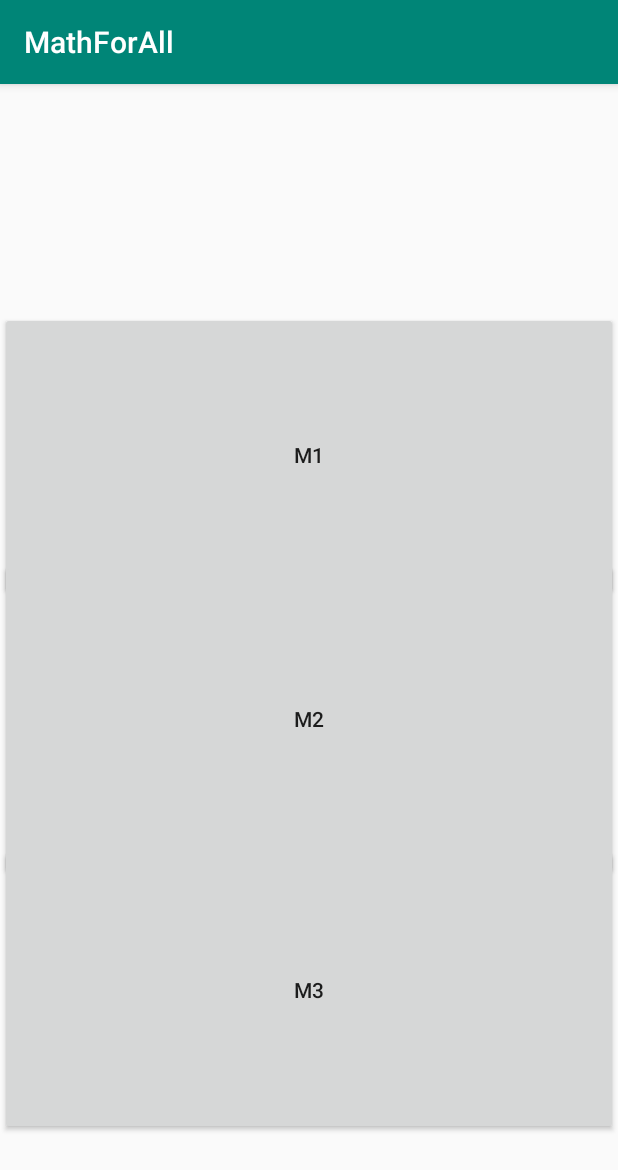
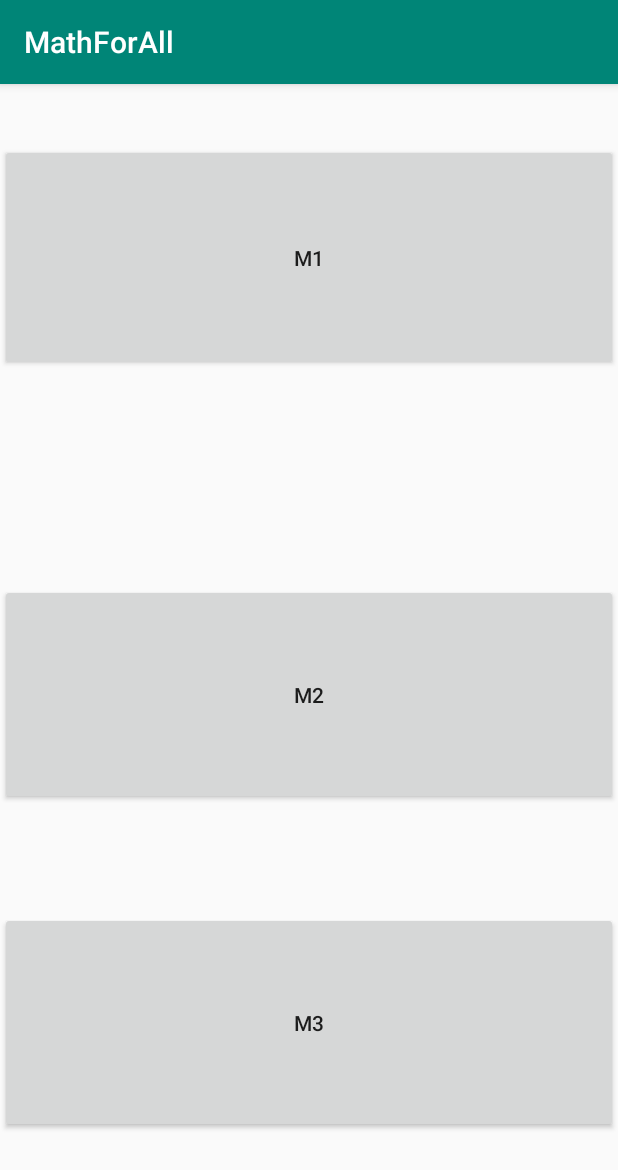
Before and after one commit to EduardAgapia/Math4All, an Android app: the screen it shows after launch (MainActivity), on a phone screen of 412 x 824 dp. Shown: the top 1170 px of the screen. Run offline under Robolectric (Android 15) with nearby library versions, the phone set to English and light mode, and no system bars.

Commit message:
Change the layouts from relative to constrtaint

```diff
--- a/app/src/main/res/layout/activity_main.xml
+++ b/app/src/main/res/layout/activity_main.xml
@@ -1,7 +1,8 @@
 <?xml version="1.0" encoding="utf-8"?>
-<RelativeLayout xmlns:android="http://schemas.android.com/apk/res/android"
+<androidx.constraintlayout.widget.ConstraintLayout xmlns:android="http://schemas.android.com/apk/res/android"
     xmlns:app="http://schemas.android.com/apk/res-auto"
     xmlns:tools="http://schemas.android.com/tools"
+    android:id="@+id/relativeLayout"
     android:layout_width="match_parent"
     android:layout_height="match_parent"
     tools:context=".MainActivity">
@@ -23,12 +24,10 @@
 
     <Button
         android:id="@+id/M1"
-        android:layout_width="413dp"
-        android:layout_height="167dp"
-        android:layout_alignParentTop="true"
-        android:layout_alignParentBottom="true"
-        android:layout_marginTop="152dp"
-        android:layout_marginBottom="425dp"
+        android:layout_width="match_parent"
+        android:layout_height="151dp"
+        android:layout_marginTop="40dp"
+        android:layout_marginBottom="335dp"
         android:text="M1"
         app:layout_constraintBottom_toBottomOf="parent"
         app:layout_constraintEnd_toEndOf="parent"
@@ -38,12 +37,10 @@
 
     <Button
         android:id="@+id/M2"
-        android:layout_width="421dp"
-        android:layout_height="176dp"
-        android:layout_alignParentTop="true"
-        android:layout_alignParentBottom="true"
-        android:layout_marginTop="317dp"
-        android:layout_marginBottom="239dp"
+        android:layout_width="match_parent"
+        android:layout_height="147dp"
+        android:layout_marginTop="198dp"
+        android:layout_marginBottom="181dp"
         android:text="M2"
         app:layout_constraintBottom_toBottomOf="parent"
         app:layout_constraintEnd_toEndOf="parent"
@@ -54,12 +51,10 @@
 
     <Button
         android:id="@+id/M3"
-        android:layout_width="416dp"
-        android:layout_height="157dp"
-        android:layout_alignParentTop="true"
-        android:layout_alignParentBottom="true"
-        android:layout_marginTop="507dp"
-        android:layout_marginBottom="67dp"
+        android:layout_width="match_parent"
+        android:layout_height="147dp"
+        android:layout_marginTop="350dp"
+        android:layout_marginBottom="29dp"
         android:text="M3"
         app:layout_constraintBottom_toBottomOf="parent"
         app:layout_constraintEnd_toEndOf="parent"
@@ -67,4 +62,4 @@
         app:layout_constraintStart_toStartOf="parent"
         app:layout_constraintTop_toTopOf="parent"
         app:layout_constraintVertical_bias="0.837" />
-</RelativeLayout>
+</androidx.constraintlayout.widget.ConstraintLayout>
```
Also changed, not shown: app/src/main/res/layout/activity_math_and_computer_science.xml (+7 -7 lines), app/src/main/res/layout/activity_natural_science.xml (+7 -6 lines), app/src/main/res/layout/activity_technological.xml (+4 -5 lines). Lines whose indentation alone changed are shown as unchanged.
